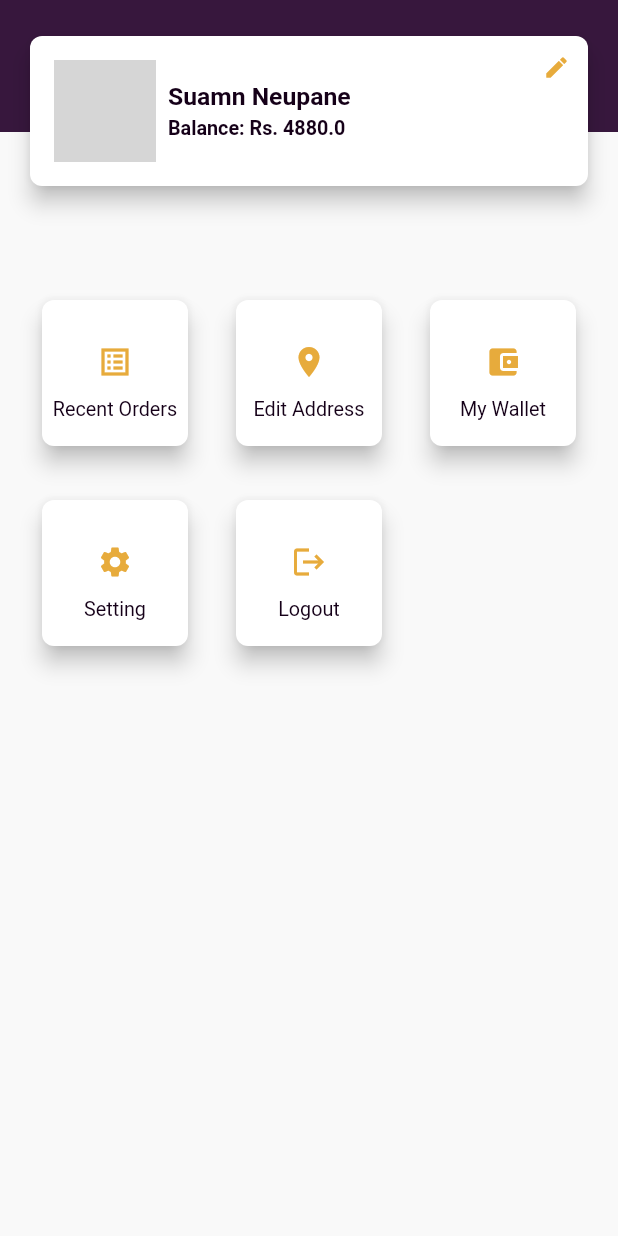
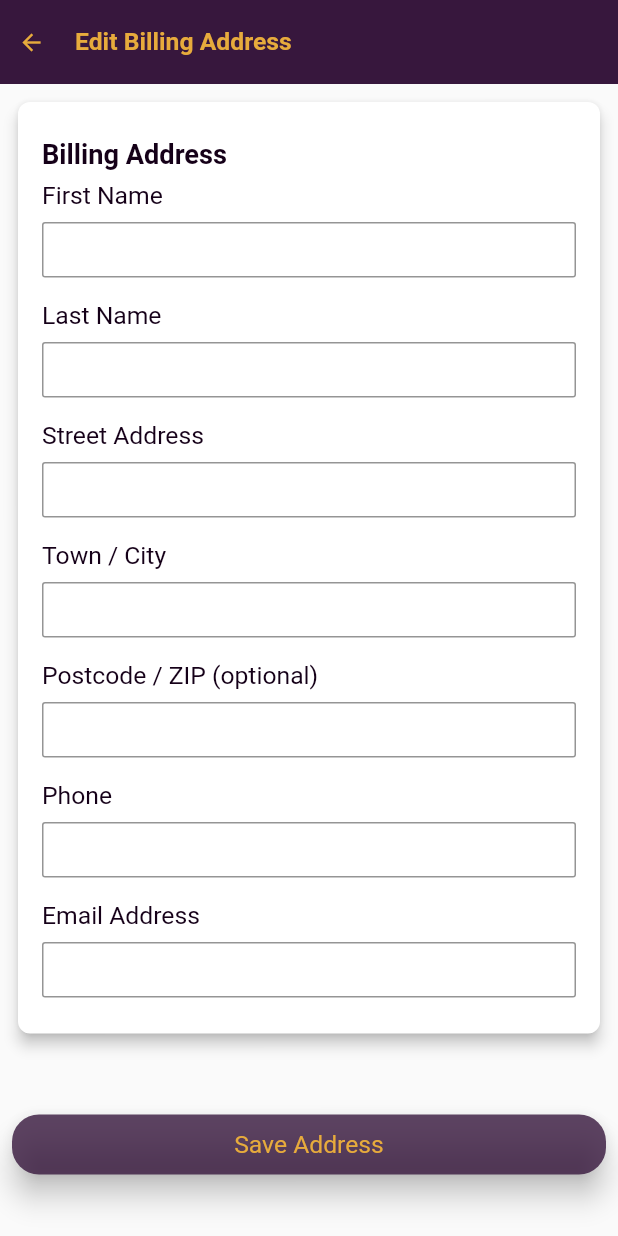
Before and after one commit to hemanta-rijal/murarkey-app, a Flutter app: the AccountFragmentWidget widget shown alone on an empty page, opened directly, after a tap on "Edit Address", on a phone screen of 412 x 824 dp. Run offline on Flutter 3.47's test engine with Material 2 defaults, Android fonts, the phone set to English and light mode, and no system bars; our stand-ins replace carousel_slider, flutter_svg, websafe_svg; missing offline and left inert: dart:ffi; network calls fail; grey boxes are pictures that could not be loaded.

Commit message:
Working on edit billing address UI

```diff
--- a/murarkey_app/lib/botton_navigation_views/AccountFragmentWidget.dart
+++ b/murarkey_app/lib/botton_navigation_views/AccountFragmentWidget.dart
@@ -19,6 +19,8 @@ class _AccountFragmentWidgetState
     onTapGridItem(model, index) {
       if (index == 0) {
         print(model);
+      } else if (index == 1) {
+        NavigateRoute.pushNamed(context, NavigateRoute.ADDRESS_Edit);
       } else if (index == 4) {
         NavigateRoute.popAndPushNamed(context, NavigateRoute.LOGIN);
       }
--- a/murarkey_app/lib/routes/NavigateRoute.dart
+++ b/murarkey_app/lib/routes/NavigateRoute.dart
@@ -1,5 +1,6 @@
 import 'package:murarkey_app/utils/Imports.dart';
 import 'package:murarkey_app/views/MainScreenWidget.dart';
+import 'package:murarkey_app/views/address/EditAddressWidget.dart';
 import 'package:murarkey_app/views/auth/register/RegisterWidget.dart';
 import 'package:murarkey_app/views/profile/EditProfileWidget.dart';
 
@@ -12,7 +13,8 @@ class NavigateRoute{
   static const String LOGIN = "LoginWidget";
   static const String REGISTER = "RegisterWidget";
   static const String HOME = "MainScreenWidget";
-  static const String PROFILE_Edit= "EditProfileWidget";
+  static const String PROFILE_Edit = "EditProfileWidget";
+  static const String ADDRESS_Edit = "EditAddressWidget";
 
   static Route<dynamic> generateRoute(RouteSettings settings){
     final args = settings.arguments;
@@ -26,6 +28,8 @@ class NavigateRoute{
         return _MaterialPageRoute(MainScreenWidget());
       case PROFILE_Edit:
         return _MaterialPageRoute(EditProfileWidget());
+      case ADDRESS_Edit:
+        return _MaterialPageRoute(EditAddressWidget());
       default:
         LoginWidget();
       //   return _errorRoute();
--- a/murarkey_app/lib/utils/AppConstants.dart
+++ b/murarkey_app/lib/utils/AppConstants.dart
@@ -26,6 +26,7 @@ class _Constants {
   String get SHOP_BY_BRANDS => "Shop by Brands";
   String get BUTTON_SCHEDULE => "Schedule";
   String get BUTTON_SAVE_CHANCES => "Save Changes";
+  String get BUTTON_SAVE_ADDRESS => "Save Address";
 }
 
 class _PaddingConstants{
--- /dev/null
+++ b/murarkey_app/lib/views/address/EditAddressWidget.dart
@@ -0,0 +1,137 @@
+import 'package:murarkey_app/custom_views/CustomStatefulWidget.dart';
+import 'package:murarkey_app/custom_views/FlatStatefulButton.dart';
+import 'package:murarkey_app/custom_views/text_view/TextFieldWidget.dart';
+import 'package:murarkey_app/custom_views/text_view/TextviewWidget.dart';
+import 'package:murarkey_app/utils/Commons.dart';
+import 'package:murarkey_app/utils/Imports.dart';
+import 'package:murarkey_app/views/address/view_model/EditAddressViewModel.dart';
+import 'package:murarkey_app/views/profile/view_model/EditProfileViewModel.dart';
+
+/**
+ * Created by Suman Prasad Neupane on 5/20/2021.
+ */
+
+class EditAddressWidget extends StatefulWidget {
+  @override
+  _EditAddressWidgetState createState() => _EditAddressWidgetState();
+}
+
+class _EditAddressWidgetState
+    extends CustomStatefulWidgetState<EditAddressWidget> {
+  EditAddressViewModel viewModel = new EditAddressViewModel();
+
+  @override
+  Widget build(BuildContext context) {
+    super.build(context);
+
+    Widget billingAddressForm() {
+      return Card(
+        elevation: 4.0,
+        shape: RoundedRectangleBorder(borderRadius: BorderRadius.circular(8)),
+        child: Container(
+          margin: EdgeInsets.only(top: 24, bottom: 24, left: 16, right: 16),
+          child: Column(
+            crossAxisAlignment: CrossAxisAlignment.start,
+            children: [
+              textView1(
+                  title: "Billing Address",
+                  textSize: 2.2,
+                  fontWeight: FontWeight.bold),
+              //First Name
+              textView1(title: "First Name", margin: EdgeInsets.only(top: 8)),
+              textField1(
+                  controller: viewModel.formFirstName,
+                  margin: EdgeInsets.only(top: 8.0)),
+
+              //Last Name
+              textView1(title: "Last Name", margin: EdgeInsets.only(top: 16)),
+              textField1(
+                  controller: viewModel.formLastName,
+                  margin: EdgeInsets.only(top: 8.0)),
+
+              //Country / Region drp down
+
+              //Street address
+              textView1(
+                  title: "Street Address", margin: EdgeInsets.only(top: 16)),
+              textField1(
+                  controller: viewModel.formStreetAddress,
+                  margin: EdgeInsets.only(top: 8.0)),
+
+              //Town / City
+              textView1(title: "Town / City", margin: EdgeInsets.only(top: 16)),
+              textField1(
+                  controller: viewModel.formCity,
+                  margin: EdgeInsets.only(top: 8.0)),
+
+              //State / Zone drp down
+
+              //Postcode / ZIP (optional)
+              textView1(
+                  title: "Postcode / ZIP (optional)",
+                  margin: EdgeInsets.only(top: 16)),
+              textField1(
+                  controller: viewModel.formZipCode,
+                  margin: EdgeInsets.only(top: 8.0)),
+
+              //Phone
+              textView1(title: "Phone", margin: EdgeInsets.only(top: 16)),
+              textField1(
+                  controller: viewModel.formPhone,
+                  margin: EdgeInsets.only(top: 8.0)),
+
+              //Email Address
+              textView1(
+                  title: "Email Address", margin: EdgeInsets.only(top: 16)),
+              textField1(
+                  controller: viewModel.formEmail,
+                  margin: EdgeInsets.only(top: 8.0)),
+            ],
+          ),
+        ),
+      );
+    }
+
+    Widget buildView() {
+      return Column(crossAxisAlignment: CrossAxisAlignment.start, children: [
+        billingAddressForm(),
+
+        SizedBox(
+          height: 50,
+        ),
+
+        //Log in
+        new FlatStatefulButton(
+          text: AppConstants.constants.BUTTON_SAVE_ADDRESS,
+          fontSize: SizeConfig.textMultiplier * 2.0,
+          textColor: AppConstants.appColor.accentColor,
+          padding: EdgeInsets.all(screenSize.width * .02),
+          backgroundColor: AppConstants.appColor.buttonColor,
+          buttonHeight: 40,
+          onPressedCallback: () {
+            Commons.toastMessage(context, "Saved Address Successfully.");
+            // String emailValidate = Validation.validateEmail(
+            //     widget.viewModel.formEmail.text.trim());
+            // String passwordValid = Validation.validatePassword(
+            //     widget.viewModel.formPassword.text.trim());
+            //
+            // if (emailValidate != Validation.SUCCESS) {
+            //   Commons.toastMessage(context, emailValidate);
+            // } else if (passwordValid != Validation.SUCCESS) {
+            //   Commons.toastMessage(context, passwordValid);
+            // } else {
+            //   Commons.toastMessage(context, "Successfully login");
+            //   NavigateRoute.popAndPushNamed(context, NavigateRoute.HOME);
+            // }
+          },
+        ),
+        SizedBox(
+          height: 20,
+        ),
+      ]);
+    }
+
+    return renderWithAppBar(
+        appBarText: "Edit Billing Address", childWidget: buildView());
+  }
+}
--- /dev/null
+++ b/murarkey_app/lib/views/address/view_model/EditAddressViewModel.dart
@@ -0,0 +1,25 @@
+import 'package:murarkey_app/utils/Imports.dart';
+
+/**
+ * Created by Suman Prasad Neupane on 5/20/2021.
+ */
+
+class EditAddressViewModel{
+  final TextEditingController formFirstName = new TextEditingController();
+  final TextEditingController formLastName = new TextEditingController();
+  final TextEditingController formStreetAddress = new TextEditingController();
+  final TextEditingController formCity = new TextEditingController();
+  final TextEditingController formZipCode = new TextEditingController();
+  final TextEditingController formPhone = new TextEditingController();
+  final TextEditingController formEmail = new TextEditingController();
+
+//Country / Region drp down
+
+//Town / City
+
+//State / Zone drp down
+
+//Postcode / ZIP (optional)
+
+//Phone
+}
--- a/murarkey_app/lib/views/profile/EditProfileWidget.dart
+++ b/murarkey_app/lib/views/profile/EditProfileWidget.dart
@@ -112,7 +112,7 @@ class _EditProfileWidgetState
             backgroundColor: AppConstants.appColor.buttonColor,
             buttonHeight: 40,
             onPressedCallback: () {
-              Commons.toastMessage(context, "Successfully Schedule order.");
+              Commons.toastMessage(context, "Saved Successfully.");
               // String emailValidate = Validation.validateEmail(
               //     widget.viewModel.formEmail.text.trim());
               // String passwordValid = Validation.validatePassword(
```
